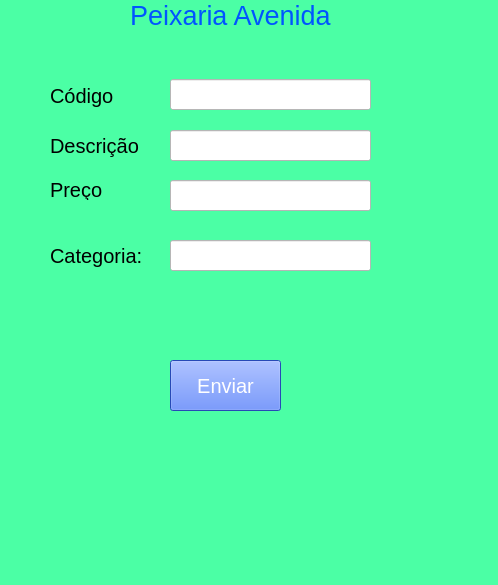
marceloamaro/Pratica_BD, file Projeto/segunda.ui: the form before one commit.
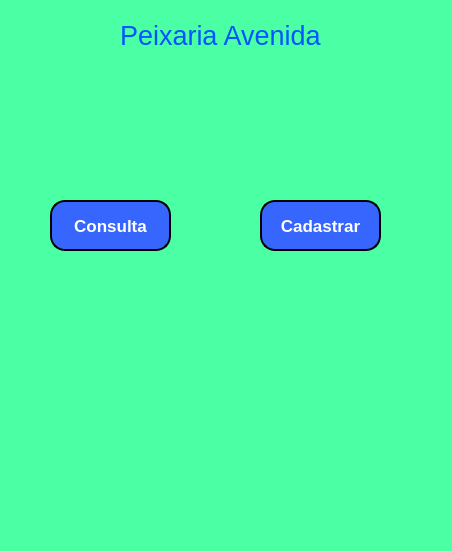
The form after the commit. Icons and pictures are not drawn.

Patch:
```diff
--- a/Projeto/segunda.ui
+++ b/Projeto/segunda.ui
@@ -6,8 +6,8 @@
    <rect>
     <x>0</x>
     <y>0</y>
-    <width>498</width>
-    <height>585</height>
+    <width>452</width>
+    <height>551</height>
    </rect>
   </property>
   <property name="windowTitle">
@@ -21,139 +21,102 @@
    <widget class="QPushButton" name="pushButton">
     <property name="geometry">
      <rect>
-      <x>170</x>
-      <y>360</y>
-      <width>111</width>
+      <x>50</x>
+      <y>200</y>
+      <width>121</width>
       <height>51</height>
      </rect>
     </property>
     <property name="font">
      <font>
-      <pointsize>15</pointsize>
+      <pointsize>13</pointsize>
+      <weight>75</weight>
+      <bold>true</bold>
      </font>
     </property>
     <property name="styleSheet">
      <string notr="true">background-color: rgb(55, 102, 255);
-color: rgb(255, 255, 255);</string>
+color: rgb(255, 255, 255);
+border-style: outset;
+border-width: 2px;
+border-radius: 15px;
+border-color: black;</string>
     </property>
     <property name="text">
-     <string>Enviar</string>
-    </property>
-   </widget>
-   <widget class="QLabel" name="label">
-    <property name="geometry">
-     <rect>
-      <x>50</x>
-      <y>80</y>
-      <width>81</width>
-      <height>31</height>
-     </rect>
-    </property>
-    <property name="font">
-     <font>
-      <pointsize>15</pointsize>
-     </font>
-    </property>
-    <property name="text">
-     <string>Código</string>
+     <string>Consulta</string>
     </property>
    </widget>
    <widget class="QLabel" name="label_2">
     <property name="geometry">
      <rect>
-      <x>50</x>
-      <y>130</y>
-      <width>91</width>
-      <height>31</height>
+      <x>200</x>
+      <y>120</y>
+      <width>31</width>
+      <height>61</height>
      </rect>
     </property>
-    <property name="font">
-     <font>
-      <pointsize>15</pointsize>
-     </font>
-    </property>
     <property name="text">
-     <string>Descrição</string>
+     <string/>
     </property>
-   </widget>
-   <widget class="QLabel" name="label_3">
-    <property name="geometry">
-     <rect>
-      <x>50</x>
-      <y>180</y>
-      <width>71</width>
-      <height>20</height>
-     </rect>
-    </property>
-    <property name="font">
-     <font>
-      <pointsize>15</pointsize>
-     </font>
-    </property>
-    <property name="text">
-     <string>Preço</string>
-    </property>
-   </widget>
-   <widget class="QLineEdit" name="lineEdit">
-    <property name="geometry">
-     <rect>
-      <x>170</x>
-      <y>79</y>
-      <width>201</width>
-      <height>31</height>
-     </rect>
-    </property>
-    <property name="font">
-     <font>
-      <pointsize>12</pointsize>
-     </font>
-    </property>
-    <property name="styleSheet">
-     <string notr="true">background-color: rgb(255, 255, 255);</string>
-    </property>
-   </widget>
-   <widget class="QLineEdit" name="lineEdit_2">
-    <property name="geometry">
-     <rect>
-      <x>170</x>
-      <y>130</y>
-      <width>201</width>
-      <height>31</height>
-     </rect>
-    </property>
-    <property name="font">
-     <font>
-      <pointsize>12</pointsize>
-     </font>
-    </property>
-    <property name="styleSheet">
-     <string notr="true">background-color: rgb(255, 255, 255);</string>
-    </property>
-   </widget>
-   <widget class="QLineEdit" name="lineEdit_3">
-    <property name="geometry">
-     <rect>
-      <x>170</x>
-      <y>180</y>
-      <width>201</width>
-      <height>31</height>
-     </rect>
-    </property>
-    <property name="font">
-     <font>
-      <pointsize>12</pointsize>
-     </font>
-    </property>
-    <property name="styleSheet">
-     <string notr="true">background-color: rgb(255, 255, 255);</string>
+    <property name="pixmap">
+     <pixmap>usuario.png</pixmap>
     </property>
    </widget>
    <widget class="QLabel" name="label_4">
     <property name="geometry">
      <rect>
-      <x>130</x>
-      <y>0</y>
-      <width>271</width>
+      <x>100</x>
+      <y>280</y>
+      <width>241</width>
+      <height>31</height>
+     </rect>
+    </property>
+    <property name="font">
+     <font>
+      <pointsize>13</pointsize>
+     </font>
+    </property>
+    <property name="styleSheet">
+     <string notr="true">color: rgb(255, 255, 127);</string>
+    </property>
+    <property name="text">
+     <string/>
+    </property>
+   </widget>
+   <widget class="QPushButton" name="pushButton_3">
+    <property name="geometry">
+     <rect>
+      <x>260</x>
+      <y>200</y>
+      <width>121</width>
+      <height>51</height>
+     </rect>
+    </property>
+    <property name="font">
+     <font>
+      <pointsize>13</pointsize>
+      <weight>75</weight>
+      <bold>true</bold>
+     </font>
+    </property>
+    <property name="styleSheet">
+     <string notr="true">background-color: rgb(55, 102, 255);
+color: rgb(255, 255, 255);
+border-style: outset;
+border-width: 2px;
+border-radius: 15px;
+border-color: black;</string>
+    </property>
+    <property name="text">
+     <string>Cadastrar</string>
+    </property>
+   </widget>
+   <widget class="QLabel" name="label_5">
+    <property name="geometry">
+     <rect>
+      <x>120</x>
+      <y>20</y>
+      <width>201</width>
       <height>31</height>
      </rect>
     </property>
@@ -169,42 +132,11 @@
      <string>Peixaria Avenida</string>
     </property>
    </widget>
-   <widget class="QLabel" name="label_5">
-    <property name="geometry">
-     <rect>
-      <x>50</x>
-      <y>240</y>
-      <width>101</width>
-      <height>31</height>
-     </rect>
-    </property>
-    <property name="font">
-     <font>
-      <pointsize>15</pointsize>
-     </font>
-    </property>
-    <property name="text">
-     <string>Categoria:</string>
-    </property>
-   </widget>
-   <widget class="QLineEdit" name="lineEdit_4">
-    <property name="geometry">
-     <rect>
-      <x>170</x>
-      <y>240</y>
-      <width>201</width>
-      <height>31</height>
-     </rect>
-    </property>
-    <property name="font">
-     <font>
-      <pointsize>12</pointsize>
-     </font>
-    </property>
-    <property name="styleSheet">
-     <string notr="true">background-color: rgb(255, 255, 255);</string>
-    </property>
-   </widget>
+   <zorder>label_2</zorder>
+   <zorder>pushButton</zorder>
+   <zorder>label_4</zorder>
+   <zorder>pushButton_3</zorder>
+   <zorder>label_5</zorder>
   </widget>
   <widget class="QMenuBar" name="menubar">
    <property name="geometry">
```
Left out of the diff: 5 changed lines with no effect on the pictures.
